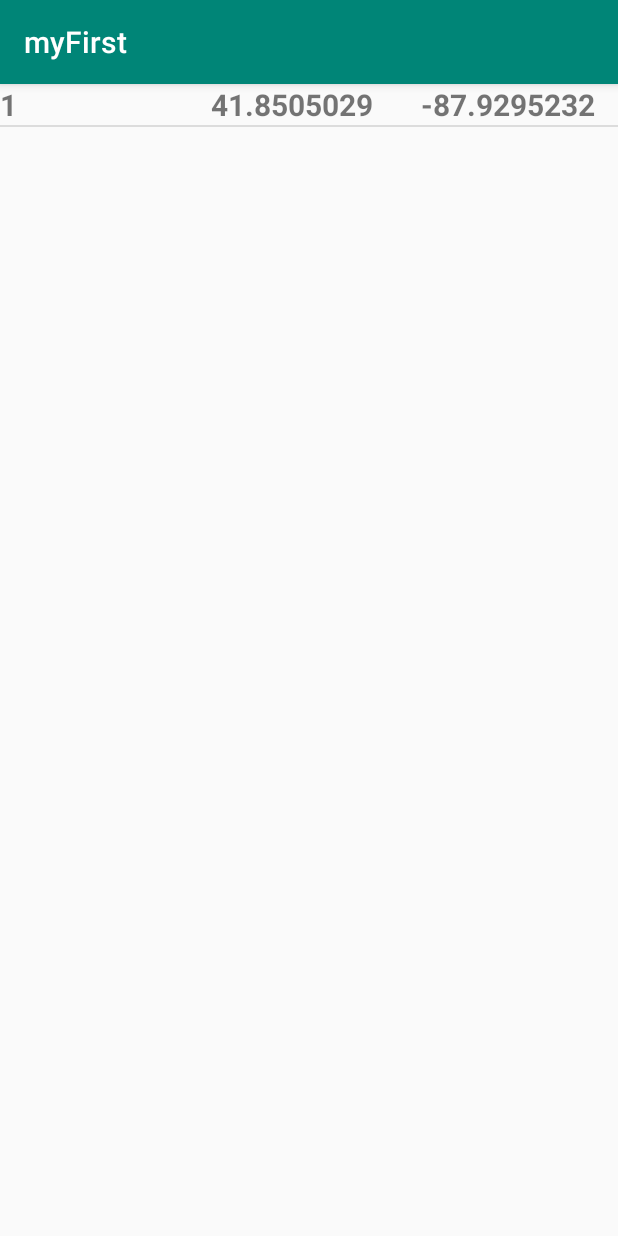
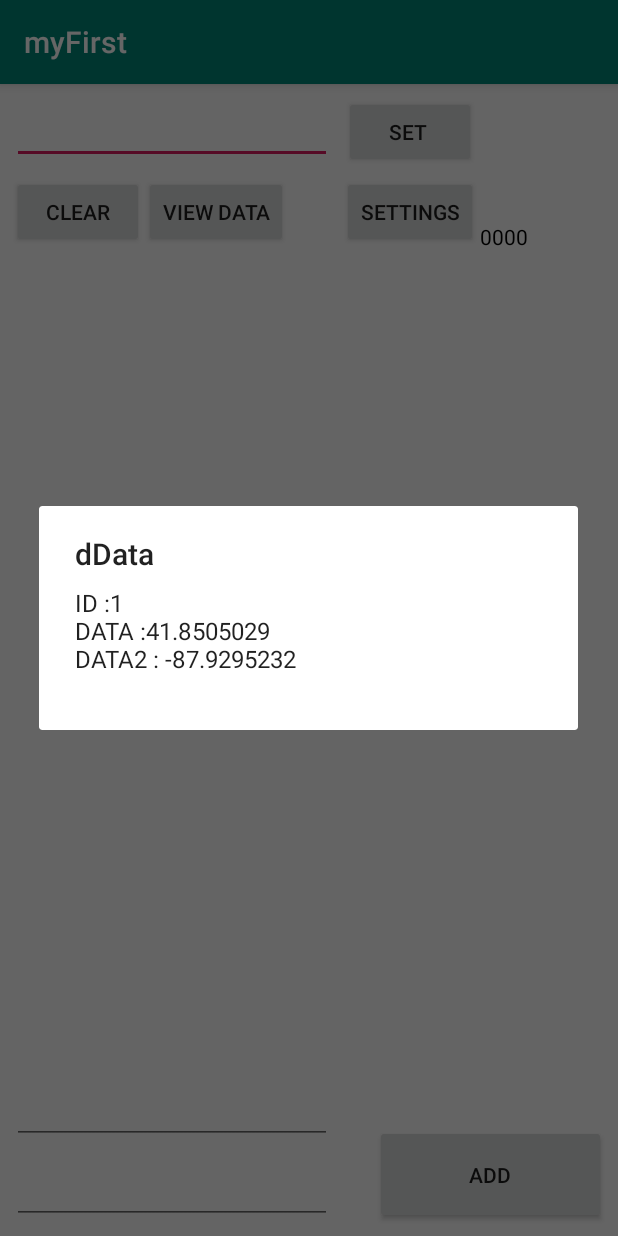
Before and after one commit to dbelmo2/PotholeDetector, an Android app: the screen it shows after launch (ListDataActivity before the commit, MainActivity after it), after a tap on "VIEW DATA", on a phone screen of 412 x 824 dp. Run offline under Robolectric (Android 15) with nearby library versions, the phone set to English and light mode, and no system bars; 2 statements that could not run were skipped.

Commit message:
Revert "Daniel"

```diff
--- a/app/build.gradle
+++ b/app/build.gradle
@@ -27,7 +27,6 @@ dependencies {
     testImplementation 'junit:junit:4.12'
     androidTestImplementation 'com.android.support.test:runner:1.0.2'
     androidTestImplementation 'com.android.support.test.espresso:espresso-core:3.0.2'
-    implementation 'com.android.support:recyclerview-v7:28.0.0'
 
 
 }
--- a/app/src/main/AndroidManifest.xml
+++ b/app/src/main/AndroidManifest.xml
@@ -20,7 +20,6 @@
                 <category android:name="android.intent.category.LAUNCHER" />
             </intent-filter>
         </activity>
-        <activity android:name=".android.app.ListDataActivity"></activity>
     </application>
 
 </manifest>
--- a/app/src/main/java/com/example/myfirst/MainActivity.java
+++ b/app/src/main/java/com/example/myfirst/MainActivity.java
@@ -25,7 +25,6 @@ import com.example.myfirst.android.app.Accelerometer;
 import com.example.myfirst.android.app.Coordinate;
 import com.example.myfirst.android.app.DataBaseHelper;
 import com.example.myfirst.android.app.GPS;
-import com.example.myfirst.android.app.ListDataActivity;
 import com.example.myfirst.android.app.Search;
 
 import java.io.Serializable;
@@ -126,8 +125,23 @@ public class MainActivity extends AppCompatActivity implements Serializable {
                 new OnClickListener() {
                     @Override
                     public void onClick(View v) {
-                       Intent intent = new Intent(MainActivity.this, ListDataActivity.class);
-                       startActivity(intent);
+                        Cursor res = database.getAllData();
+
+                        if(res.getCount() == 0) {
+                            // show error
+                            return;
+                        }
+                        else {
+                            StringBuffer buffer = new StringBuffer();
+
+                            while( res.moveToNext()) {
+                                buffer.append("ID :" + res.getString(0) + "\n");
+                                buffer.append("DATA :" + res.getDouble(1) + "\n");
+                                buffer.append(("DATA2 : " + res.getDouble(2) + "\n"));
+                            }
+
+                            showMessage("dData", buffer.toString());
+                        }
                     }
                 }
         );
--- a/app/src/main/java/com/example/myfirst/android/app/CallBack.java
+++ /dev/null
@@ -1,6 +0,0 @@
-package com.example.myfirst.android.app;
-
-interface CallBack {
-
-    public void methodToCall();
-}
--- a/app/src/main/java/com/example/myfirst/android/app/Coordinate.java
+++ b/app/src/main/java/com/example/myfirst/android/app/Coordinate.java
@@ -2,24 +2,13 @@ package com.example.myfirst.android.app;
 
 public class Coordinate {
 
-    public int id;
     public double latitude;
     public double longitude;
 
 
 
     public Coordinate(double latitude, double longitude) {
-        this.id = 0;
         this.latitude = latitude;
         this.longitude = longitude;
     }
-    public Coordinate(int id, double latitude, double longitude) {
-        this.id = id;
-        this.latitude = latitude;
-        this.longitude = longitude;
-    }
-
-    public int getId() {
-        return this.id;
-    }
 }
--- a/app/src/main/java/com/example/myfirst/android/app/ListDataActivity.java
+++ /dev/null
@@ -1,76 +0,0 @@
-package com.example.myfirst.android.app;
-
-import android.database.Cursor;
-import android.os.Bundle;
-import android.support.annotation.Nullable;
-import android.support.v4.app.BundleCompat;
-import android.support.v7.app.AppCompatActivity;
-import android.view.View;
-import android.widget.AdapterView;
-import android.widget.ArrayAdapter;
-import android.widget.ListAdapter;
-import android.widget.ListView;
-import android.widget.Toast;
-
-import com.example.myfirst.R;
-
-import java.util.ArrayList;
-
-public class ListDataActivity extends AppCompatActivity implements CallBack{
-
-    private static final String TAG = "ListDataAcivity";
-    private Coordinate coordinate;
-    DataBaseHelper dataBaseHelper;
-    private ListView listView;
-    PopHandler popHandler;
-    @Override
-    protected void onCreate(@Nullable Bundle savedInstanceState) {
-        super.onCreate(savedInstanceState);
-        setContentView(R.layout.list_layout);
-        listView = (ListView) findViewById(R.id.listView);
-
-        dataBaseHelper = new DataBaseHelper(this);
-        fillList(dataBaseHelper.getAllData());
-
-
-
-    }
-
-    private void fillList(Cursor mCursor) {
-
-        Cursor cursor = mCursor;
-        int numRows = cursor.getCount();
-        final ArrayList<Coordinate> coordinateList = new ArrayList<>();
-        if(numRows == 0) {
-            Toast.makeText(ListDataActivity.this, "Database is empty!", Toast.LENGTH_LONG).show();
-        } else {
-
-            while(cursor.moveToNext()) {
-                coordinate = new Coordinate(cursor.getInt(0),cursor.getDouble(1),cursor.getDouble(2));
-                coordinateList.add(coordinate);
-            }
-        }
-
-        final Three_column_adapter listAdapter = new Three_column_adapter(this, R.layout.list_adapter_view, coordinateList);
-        listView.setAdapter(listAdapter);
-
-
-        listView.setOnItemClickListener(new AdapterView.OnItemClickListener() {
-            @Override
-            public void onItemClick(AdapterView<?> parent, View view, int position, long id) {
-                Coordinate coordinate1 =  (Coordinate) parent.getItemAtPosition(position);
-
-                popHandler = new PopHandler(ListDataActivity.this, view, coordinate1.getId(),ListDataActivity.this);
-                popHandler.showPopup();
-
-                Toast.makeText(ListDataActivity.this, "You clicked on: " + coordinate1.getId(), Toast.LENGTH_LONG).show();
-            }
-        });
-
-    }
-
-    @Override
-    public void methodToCall() {
-        fillList(dataBaseHelper.getAllData());
-    }
-}
--- a/app/src/main/java/com/example/myfirst/android/app/Three_column_adapter.java
+++ /dev/null
@@ -1,58 +0,0 @@
-package com.example.myfirst.android.app;
-
-import android.content.Context;
-import android.view.LayoutInflater;
-import android.view.View;
-import android.view.ViewGroup;
-import android.widget.ArrayAdapter;
-import android.widget.TextView;
-import android.widget.Toast;
-
-import com.example.myfirst.R;
-
-import java.util.ArrayList;
-
-public class Three_column_adapter extends ArrayAdapter<Coordinate> {
-
-    private LayoutInflater minflater;
-    private ArrayList<Coordinate> coordinates;
-    private int myId;
-
-    public Three_column_adapter(Context context, int textViewResourceId, ArrayList<Coordinate> coordinates) {
-        super(context,textViewResourceId,coordinates);
-        this.coordinates = coordinates;
-        minflater = (LayoutInflater) context.getSystemService(context.LAYOUT_INFLATER_SERVICE);
-        this.myId = textViewResourceId;
-
-    }
-
-    public View getView(int position, View convertView, ViewGroup parents) {
-        convertView = minflater.inflate(myId,null);
-        Coordinate coordinate = coordinates.get(position);
-
-        String temp = coordinate.toString();
-
-        if(temp.length() != 0) {
-            TextView identity  = (TextView) convertView.findViewById(R.id.ID_text);
-            TextView latitude  = (TextView) convertView.findViewById(R.id.LAT_text);
-            TextView longitude  = (TextView) convertView.findViewById(R.id.LONG_text);
-
-            if(identity != null) {
-                identity.setText(Integer.toString(coordinate.id));
-
-            }
-            if(latitude!= null) {
-                latitude.setText(Double.toString(coordinate.latitude));
-
-            }
-            if(longitude != null) {
-                longitude.setText(Double.toString(coordinate.longitude));
-
-            }
-
-        }
-
-        return convertView;
-    }
-
-}
--- a/app/src/main/res/layout/activity_main.xml
+++ b/app/src/main/res/layout/activity_main.xml
@@ -7,6 +7,21 @@
     tools:context=".MainActivity"
 
 >
+
+    <TextView
+        android:id="@+id/results"
+        android:layout_width="wrap_content"
+        android:layout_height="71dp"
+        android:layout_marginStart="8dp"
+        android:layout_marginTop="8dp"
+        android:layout_marginEnd="8dp"
+        android:layout_marginBottom="8dp"
+        android:text="Coordinates?"
+        app:layout_constraintBottom_toBottomOf="parent"
+        app:layout_constraintEnd_toEndOf="parent"
+        app:layout_constraintHorizontal_bias="0.498"
+        app:layout_constraintStart_toStartOf="parent"
+        app:layout_constraintTop_toTopOf="parent" />
 
     <Button
         android:id="@+id/viewData"
--- a/app/src/main/res/layout/list_adapter_view.xml
+++ /dev/null
@@ -1,32 +0,0 @@
-<?xml version="1.0" encoding="utf-8"?>
-<LinearLayout xmlns:android="http://schemas.android.com/apk/res/android"
-    android:orientation="horizontal" android:layout_width="match_parent"
-    android:layout_height="match_parent"
-    android:weightSum="100">
-
-    <TextView
-        android:textStyle="bold"
-        android:textSize="20sp"
-        android:layout_weight="33"
-        android:layout_width="match_parent"
-        android:layout_height="match_parent"
-        android:id="@+id/ID_text"/>
-
-    <TextView
-        android:textStyle="bold"
-        android:textSize="20sp"
-        android:layout_weight="33"
-        android:layout_width="match_parent"
-        android:layout_height="match_parent"
-        android:id="@+id/LAT_text"/>
-
-    <TextView
-        android:textStyle="bold"
-        android:textSize="20sp"
-        android:layout_weight="33"
-        android:layout_width="match_parent"
-        android:layout_height="match_parent"
-        android:id="@+id/LONG_text"/>
-
-
-</LinearLayout>
--- a/app/src/main/res/layout/list_layout.xml
+++ /dev/null
@@ -1,11 +0,0 @@
-<?xml version="1.0" encoding="utf-8"?>
-<LinearLayout xmlns:android="http://schemas.android.com/apk/res/android"
-    android:orientation="vertical" android:layout_width="match_parent"
-    android:layout_height="match_parent">
-
-    <ListView
-        android:layout_width="match_parent"
-        android:layout_height="match_parent"
-        android:id="@+id/listView"></ListView>
-
-</LinearLayout>
```
Also changed, not shown: app/src/main/java/com/example/myfirst/android/app/DataBaseHelper.java (+0 -9 lines), app/src/main/java/com/example/myfirst/android/app/PopHandler.java (deleted, +0 -78 lines), app/src/main/res/menu/popup_menu.xml (deleted, +0 -7 lines).
